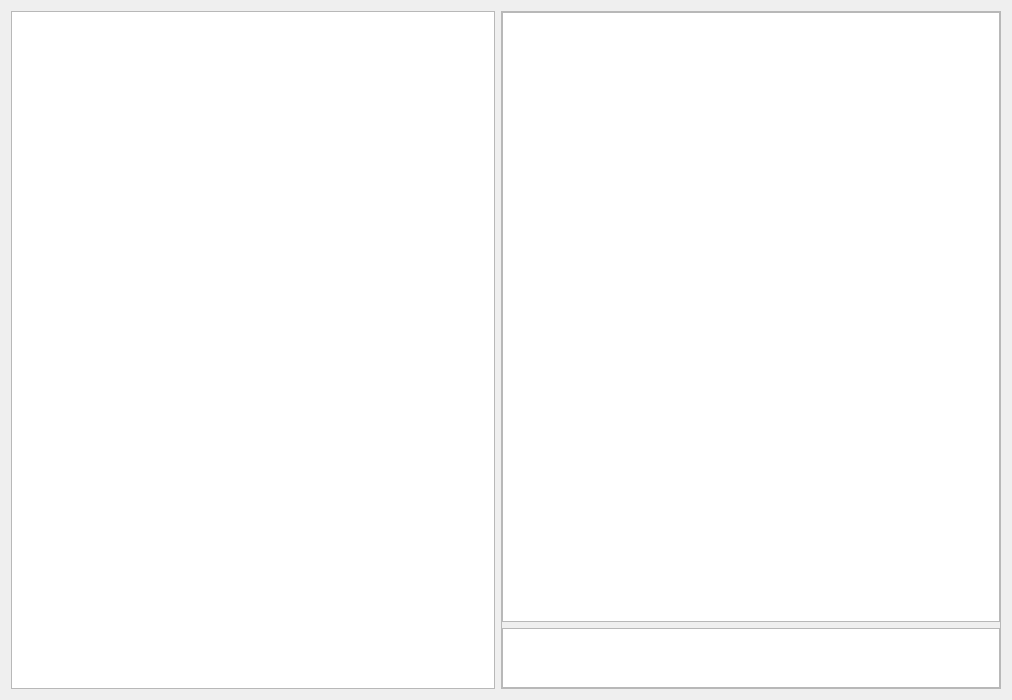
This is PrinterServer/mainwindow.ui in Bazzzukasss/PrinterEmulator as Qt 5 draws it before an edit. The edited form follows.
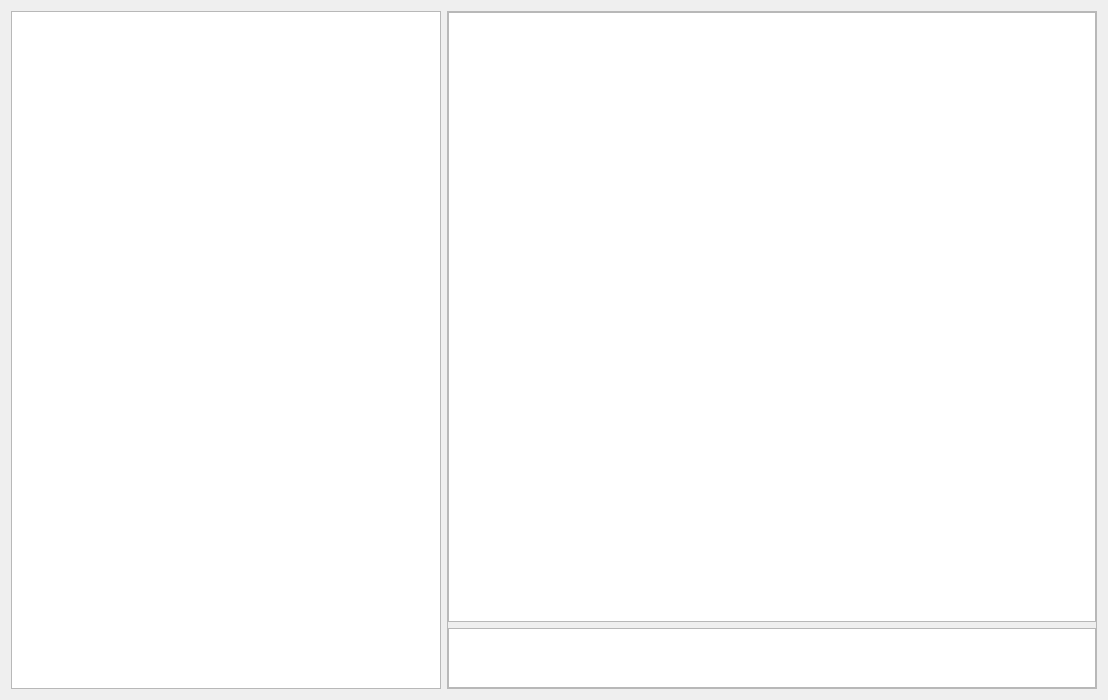
This is the edited form. Custom widgets are drawn as their Qt base class.

The edit to the form file:
```diff
--- a/PrinterServer/mainwindow.ui
+++ b/PrinterServer/mainwindow.ui
@@ -6,7 +6,7 @@
    <rect>
     <x>0</x>
     <y>0</y>
-    <width>1012</width>
+    <width>1108</width>
     <height>700</height>
    </rect>
   </property>
@@ -43,7 +43,7 @@
      <widget class="QFrame" name="frame">
       <property name="minimumSize">
        <size>
-        <width>500</width>
+        <width>650</width>
         <height>0</height>
        </size>
       </property>
```
